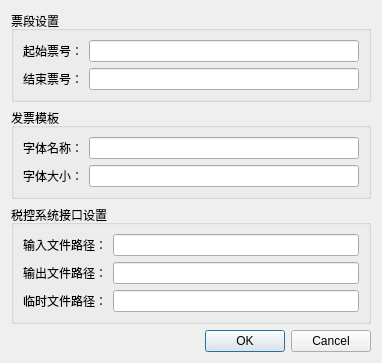
Before: the Qt Designer form src/invoice/gui/menu_config.ui in lcw2004/fapiao, drawn with Qt 5.
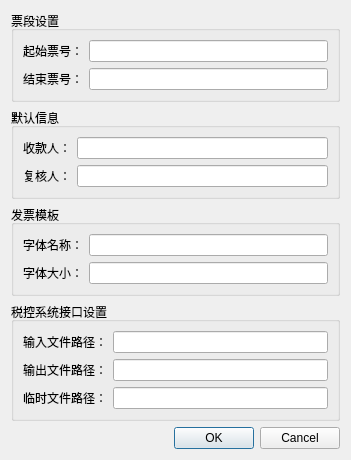
After: the same form once the commit is applied.

```diff
--- a/src/invoice/gui/menu_config.ui
+++ b/src/invoice/gui/menu_config.ui
@@ -6,8 +6,8 @@
    <rect>
     <x>0</x>
     <y>0</y>
-    <width>382</width>
-    <height>333</height>
+    <width>351</width>
+    <height>409</height>
    </rect>
   </property>
   <property name="windowTitle">
@@ -43,6 +43,38 @@
      </layout>
     </widget>
    </item>
+   <item>
+    <widget class="QGroupBox" name="gridGroupBox">
+     <property name="title">
+      <string>默认信息</string>
+     </property>
+     <layout class="QGridLayout" name="gridLayout_3">
+      <property name="margin">
+       <number>9</number>
+      </property>
+      <item row="0" column="0">
+       <widget class="QLabel" name="label_8">
+        <property name="text">
+         <string>收款人：</string>
+        </property>
+       </widget>
+      </item>
+      <item row="1" column="0">
+       <widget class="QLabel" name="label_9">
+        <property name="text">
+         <string>复核人：</string>
+        </property>
+       </widget>
+      </item>
+      <item row="1" column="1">
+       <widget class="QLineEdit" name="reviewer_lineEdit"/>
+      </item>
+      <item row="0" column="1">
+       <widget class="QLineEdit" name="beneficiary_lineEdit"/>
+      </item>
+     </layout>
+    </widget>
+   </item>
    <item>
     <widget class="QGroupBox" name="gridGroupBox">
      <property name="title">
```
